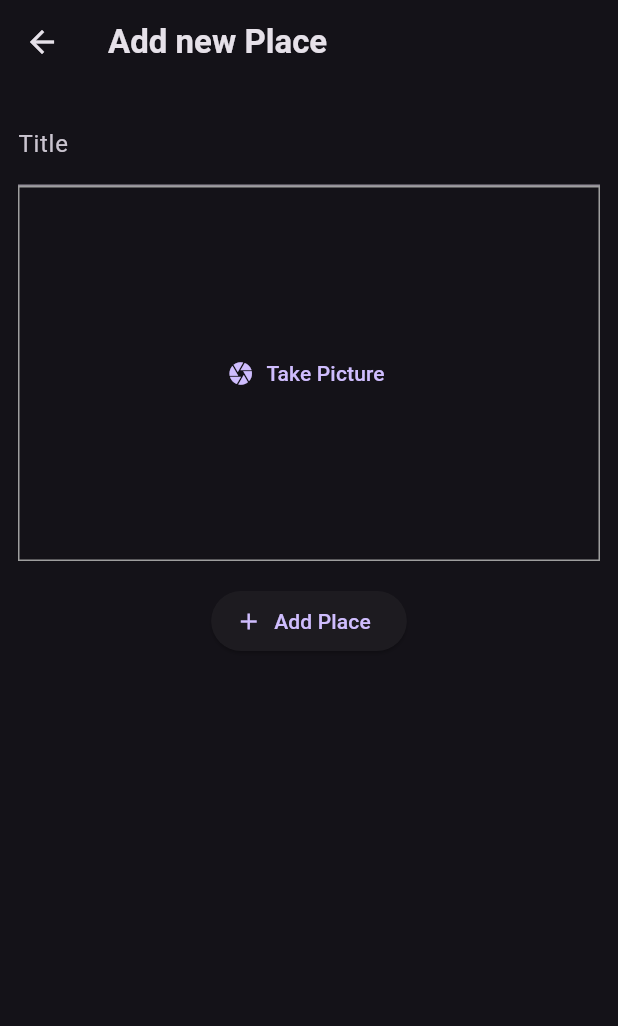
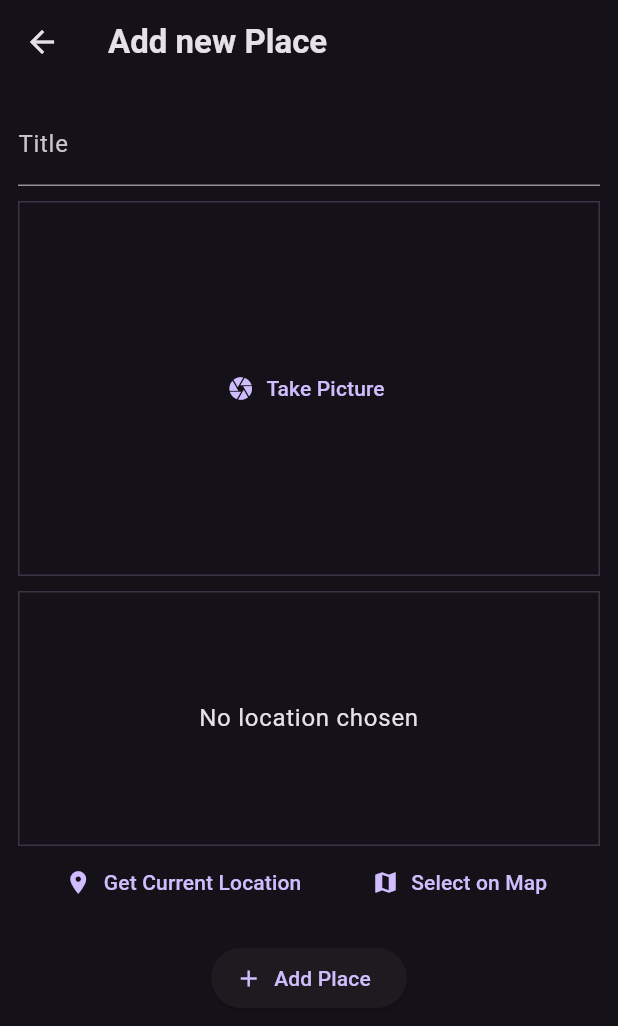
Before and after one commit to PrIyANshU-ai-dot/Favorite_places_app, a Flutter app: the AddPlaceScreen screen opened directly, on a phone screen of 412 x 824 dp. Shown: the top 1026 px of the screen. Run offline on Flutter 3.47's test engine with Material 3 defaults, Android fonts, the phone set to English and light mode, and no system bars; our stand-ins replace flutter_riverpod, google_fonts, google_maps_flutter, image_picker, location, sqflite; accounts and stored records are empty.

Commit message:
second commit

```diff
--- a/lib/models/place.dart
+++ b/lib/models/place.dart
@@ -1,10 +1,31 @@
+import 'dart:io';
+
 import 'package:uuid/uuid.dart';
 
 const uuid = Uuid();
 
+class PlaceLocation {
+  const PlaceLocation({
+    required this.latitude,
+    required this.longitude,
+    required this.address,
+  });
+
+  final double latitude;
+  final double longitude;
+  final String address;
+}
+
 class Place {
-  Place({required this.title}) : id = uuid.v4();
+  Place({
+    required this.title,
+    required this.image,
+    required this.location,
+    String? id,
+  }) : id = id ?? uuid.v4();
 
   final String id;
   final String title;
+  final File image;
+  final PlaceLocation location;
 }
--- a/lib/screens/add_place.dart
+++ b/lib/screens/add_place.dart
@@ -1,7 +1,11 @@
+import 'dart:io';
+
+import 'package:favorite_places/models/place.dart';
+import 'package:favorite_places/widgets/location_input.dart';
+import 'package:flutter_riverpod/flutter_riverpod.dart';
+import 'package:flutter/material.dart';
+
 import 'package:favorite_places/widgets/image_input.dart';
-import 'package:flutter/material.dart';
-import 'package:flutter_riverpod/flutter_riverpod.dart';
-
 import 'package:favorite_places/providers/user_places.dart';
 
 class AddPlaceScreen extends ConsumerStatefulWidget {
@@ -15,15 +19,21 @@ class AddPlaceScreen extends ConsumerStatefulWidget {
 
 class _AddPlaceScreenState extends ConsumerState<AddPlaceScreen> {
   final _titleController = TextEditingController();
+  File? _selectedImage;
+  PlaceLocation? _selectedLocation;
 
   void _savePlace() {
     final enteredTitle = _titleController.text;
 
-    if (enteredTitle.isEmpty) {
+    if (enteredTitle.isEmpty ||
+        _selectedImage == null ||
+        _selectedLocation == null) {
       return;
     }
 
-    ref.read(userPlacesProvider.notifier).addPlace(enteredTitle);
+    ref
+        .read(userPlacesProvider.notifier)
+        .addPlace(enteredTitle, _selectedImage!, _selectedLocation!);
 
     Navigator.of(context).pop();
   }
@@ -51,7 +61,18 @@ class _AddPlaceScreenState extends ConsumerState<AddPlaceScreen> {
                 color: Theme.of(context).colorScheme.onSurface,
               ),
             ),
-            const ImageInput(),
+            const SizedBox(height: 10),
+            ImageInput(
+              onPickImage: (image) {
+                _selectedImage = image;
+              },
+            ),
+            const SizedBox(height: 10),
+            LocationInput(
+              onSelectLocation: (location) {
+                _selectedLocation = location;
+              },
+            ),
             const SizedBox(height: 16),
             ElevatedButton.icon(
               onPressed: _savePlace,
--- a/lib/widgets/image_input.dart
+++ b/lib/widgets/image_input.dart
@@ -1,28 +1,69 @@
+import 'dart:io';
+
 import 'package:flutter/material.dart';
+import 'package:image_picker/image_picker.dart';
 
 class ImageInput extends StatefulWidget {
-  const ImageInput({Key? key}) : super(key: key);
+  const ImageInput({super.key, required this.onPickImage});
+
+  final void Function(File image) onPickImage;
+
   @override
-  State<StatefulWidget> createState() {
+  State<ImageInput> createState() {
     return _ImageInputState();
   }
 }
 
 class _ImageInputState extends State<ImageInput> {
+  File? _selectedImage;
+
+  void _takePicture() async {
+    final imagePicker = ImagePicker();
+    final pickedImage =
+        await imagePicker.pickImage(source: ImageSource.camera, maxWidth: 600);
+
+    if (pickedImage == null) {
+      return;
+    }
+
+    setState(() {
+      _selectedImage = File(pickedImage.path);
+    });
+
+    widget.onPickImage(_selectedImage!);
+  }
+
   @override
   Widget build(BuildContext context) {
+    Widget content = TextButton.icon(
+      icon: const Icon(Icons.camera),
+      label: const Text('Take Picture'),
+      onPressed: _takePicture,
+    );
+
+    if (_selectedImage != null) {
+      content = GestureDetector(
+        onTap: _takePicture,
+        child: Image.file(
+          _selectedImage!,
+          fit: BoxFit.cover,
+          width: double.infinity,
+          height: double.infinity,
+        ),
+      );
+    }
+
     return Container(
       decoration: BoxDecoration(
-        border: Border.all(width: 1, color: Colors.grey),
+        border: Border.all(
+          width: 1,
+          color: Theme.of(context).colorScheme.primary.withOpacity(0.2),
+        ),
       ),
       height: 250,
       width: double.infinity,
       alignment: Alignment.center,
-      child: TextButton.icon(
-        icon: const Icon(Icons.camera),
-        label: const Text('Take Picture'),
-        onPressed: () {},
-      ),
+      child: content,
     );
   }
 }
--- /dev/null
+++ b/lib/widgets/location_input.dart
@@ -0,0 +1,161 @@
+import 'dart:convert';
+
+import 'package:flutter/material.dart';
+import 'package:google_maps_flutter/google_maps_flutter.dart';
+import 'package:location/location.dart';
+import 'package:http/http.dart' as http;
+
+import 'package:favorite_places/screens/map.dart';
+import 'package:favorite_places/models/place.dart';
+
+class LocationInput extends StatefulWidget {
+  const LocationInput({super.key, required this.onSelectLocation});
+
+  final void Function(PlaceLocation location) onSelectLocation;
+
+  @override
+  State<LocationInput> createState() {
+    return _LocationInputState();
+  }
+}
+
+class _LocationInputState extends State<LocationInput> {
+  PlaceLocation? _pickedLocation;
+  var _isGettingLocation = false;
+
+  String get locationImage {
+    if (_pickedLocation == null) {
+      return '';
+    }
+    final lat = _pickedLocation!.latitude;
+    final lng = _pickedLocation!.longitude;
+    return 'https://maps.googleapis.com/maps/api/staticmap?center=$lat,$lng=&zoom=16&size=600x300&maptype=roadmap&markers=color:red%7Clabel:A%7C$lat,$lng&key=AIzaSyDLcwxUggpPZo8lcbH0TB4Crq5SJjtj4ag';
+  }
+
+  Future<void> _savePlace(double latitude, double longitude) async {
+    final url = Uri.parse(
+        'https://maps.googleapis.com/maps/api/geocode/json?latlng=$latitude,$longitude&key=AIzaSyDLcwxUggpPZo8lcbH0TB4Crq5SJjtj4ag');
+    final response = await http.get(url);
+    final resData = json.decode(response.body);
+    final address = resData['results'][0]['formatted_address'];
+
+    setState(() {
+      _pickedLocation = PlaceLocation(
+        latitude: latitude,
+        longitude: longitude,
+        address: address,
+      );
+      _isGettingLocation = false;
+    });
+
+    widget.onSelectLocation(_pickedLocation!);
+  }
+
+  void _getCurrentLocation() async {
+    Location location = Location();
+
+    bool serviceEnabled;
+    PermissionStatus permissionGranted;
+    LocationData locationData;
+
+    serviceEnabled = await location.serviceEnabled();
+    if (!serviceEnabled) {
+      serviceEnabled = await location.requestService();
+      if (!serviceEnabled) {
+        return;
+      }
+    }
+
+    permissionGranted = await location.hasPermission();
+    if (permissionGranted == PermissionStatus.denied) {
+      permissionGranted = await location.requestPermission();
+      if (permissionGranted != PermissionStatus.granted) {
+        return;
+      }
+    }
+
+    setState(() {
+      _isGettingLocation = true;
+    });
+
+    locationData = await location.getLocation();
+    final lat = locationData.latitude;
+    final lng = locationData.longitude;
+
+    if (lat == null || lng == null) {
+      return;
+    }
+
+    _savePlace(lat, lng);
+  }
+
+  void _selectOnMap() async {
+    final pickedLocation = await Navigator.of(context).push<LatLng>(
+      MaterialPageRoute(
+        builder: (ctx) => const MapScreen(),
+      ),
+    );
+
+    if (pickedLocation == null) {
+      return;
+    }
+
+    _savePlace(pickedLocation.latitude, pickedLocation.longitude);
+  }
+
+  @override
+  Widget build(BuildContext context) {
+    Widget previewContent = Text(
+      'No location chosen',
+      textAlign: TextAlign.center,
+      style: Theme.of(context).textTheme.bodyLarge!.copyWith(
+            color: Theme.of(context).colorScheme.onSurface,
+          ),
+    );
+
+    if (_pickedLocation != null) {
+      previewContent = Image.network(
+        locationImage,
+        fit: BoxFit.cover,
+        width: double.infinity,
+        height: double.infinity,
+      );
+    }
+
+    if (_isGettingLocation) {
+      previewContent = const CircularProgressIndicator();
+    }
+
+    return Column(
+      children: [
+        Container(
+          height: 170,
+          width: double.infinity,
+          alignment: Alignment.center,
+          decoration: BoxDecoration(
+            border: Border.all(
+              width: 1,
+              color: Theme.of(context).colorScheme.primary.withOpacity(0.2),
+            ),
+          ),
+          child: previewContent,
+        ),
+        Row(
+          mainAxisAlignment: MainAxisAlignment.spaceEvenly,
+          children: [
+            TextButton.icon(
+              icon: const Icon(Icons.location_on),
+              label: const Text('Get Current Location'),
+              onPressed: _getCurrentLocation,
+            ),
+            TextButton.icon(
+              icon: const Icon(Icons.map),
+              label: const Text('Select on Map'),
+              onPressed: _selectOnMap,
+            ),
+          ],
+        ),
+      ],
+    );
+  }
+}
```
Also changed, not shown: lib/providers/user_places.dart (+58 -2 lines), lib/screens/map.dart (added, +74 -0 lines), lib/screens/place_detail.dart (+65 -7 lines), lib/screens/places.dart (+28 -4 lines), lib/widgets/places_list.dart (+10 -0 lines), pubspec.yaml (+10 -6 lines), pubspec.lock, 6 other files.
